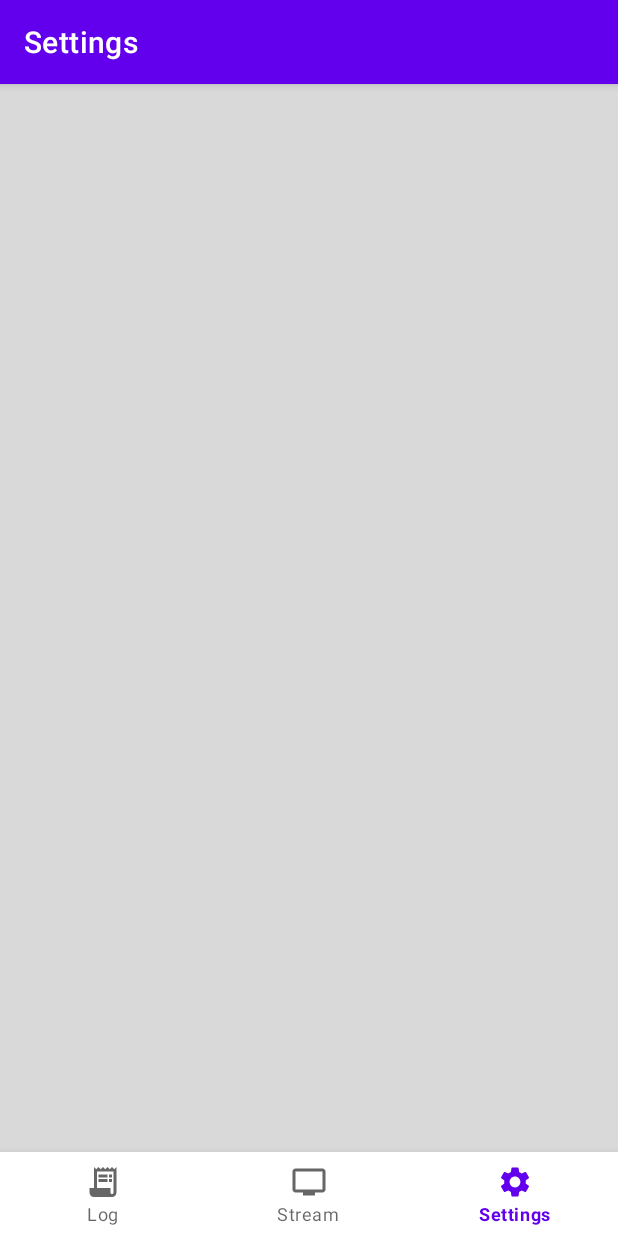
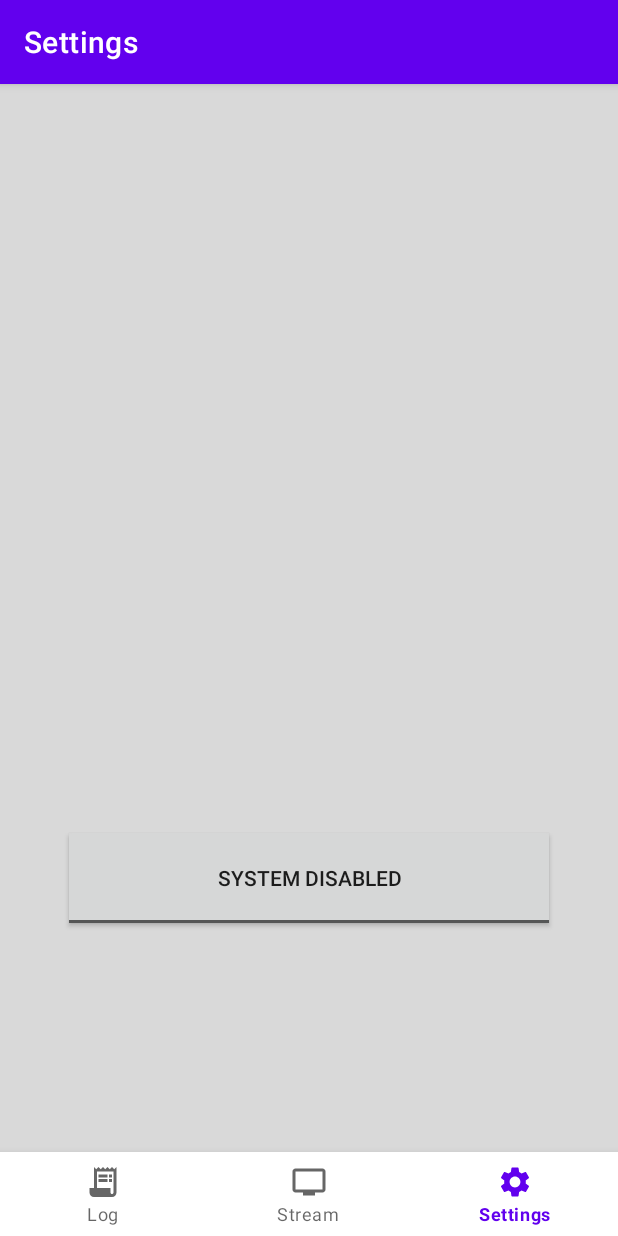
Before and after one commit to JonasPihl/SilentGuard_IOT23_G4-3, an Android app: the SettingsFragment screen opened through its navigation route, on a phone screen of 412 x 824 dp. Run offline under Robolectric (Android 15) with nearby library versions, the light colour scheme and no system bars; our stand-ins replace navigation-ui.

Commit message:
Fixed elements not showing correctly on Stream/Settings pages

```diff
--- a/face detection application/app/src/main/java/com/example/face_detection_application/ui/settings/SettingsFragment.java
+++ b/face detection application/app/src/main/java/com/example/face_detection_application/ui/settings/SettingsFragment.java
@@ -10,21 +10,21 @@ import androidx.annotation.NonNull;
 import androidx.fragment.app.Fragment;
 import androidx.lifecycle.ViewModelProvider;
 
-import com.example.face_detection_application.databinding.FragmentStreamBinding;
+import com.example.face_detection_application.databinding.FragmentSettingsBinding;
 
 public class SettingsFragment extends Fragment {
 
-    private FragmentStreamBinding binding;
+    private FragmentSettingsBinding binding;
 
     public View onCreateView(@NonNull LayoutInflater inflater,
                              ViewGroup container, Bundle savedInstanceState) {
         SettingsViewModel settingsViewModel =
                 new ViewModelProvider(this).get(SettingsViewModel.class);
 
-        binding = FragmentStreamBinding.inflate(inflater, container, false);
+        binding = FragmentSettingsBinding.inflate(inflater, container, false);
         View root = binding.getRoot();
 
-        final TextView textView = binding.textDashboard;
+        final TextView textView = binding.textNotifications;
         settingsViewModel.getText().observe(getViewLifecycleOwner(), textView::setText);
         return root;
     }
--- a/face detection application/app/src/main/res/layout/activity_main.xml
+++ b/face detection application/app/src/main/res/layout/activity_main.xml
@@ -1,6 +1,7 @@
 <?xml version="1.0" encoding="utf-8"?>
 <androidx.constraintlayout.widget.ConstraintLayout xmlns:android="http://schemas.android.com/apk/res/android"
     xmlns:app="http://schemas.android.com/apk/res-auto"
+    xmlns:tools="http://schemas.android.com/tools"
     android:id="@+id/container"
     android:layout_width="match_parent"
     android:layout_height="match_parent"
--- a/face detection application/app/src/main/res/layout/fragment_settings.xml
+++ b/face detection application/app/src/main/res/layout/fragment_settings.xml
@@ -4,7 +4,7 @@
     xmlns:tools="http://schemas.android.com/tools"
     android:layout_width="match_parent"
     android:layout_height="match_parent"
-    tools:context=".ui.log.LogFragment">
+    tools:context=".ui.settings.SettingsFragment">
 
     <TextView
         android:id="@+id/text_notifications"
@@ -20,5 +20,18 @@
         app:layout_constraintStart_toStartOf="parent"
         app:layout_constraintTop_toTopOf="parent" />
 
+    <ToggleButton
+        android:id="@+id/button"
+        android:layout_width="328dp"
+        android:layout_height="72dp"
 
+        android:textOn = "@string/system_enabled"
+        android:textOff = "@string/system_disabled"
+
+        app:layout_constraintBottom_toBottomOf="parent"
+        app:layout_constraintEnd_toEndOf="parent"
+        app:layout_constraintHorizontal_bias="0.498"
+        app:layout_constraintStart_toStartOf="parent"
+        app:layout_constraintTop_toTopOf="parent"
+        app:layout_constraintVertical_bias="0.771" />
 </androidx.constraintlayout.widget.ConstraintLayout>
--- a/face detection application/app/src/main/res/values/strings.xml
+++ b/face detection application/app/src/main/res/values/strings.xml
@@ -3,4 +3,6 @@
     <string name="title_log">Log</string>
     <string name="title_stream">Stream</string>
     <string name="title_settings">Settings</string>
+    <string name="system_disabled">System Disabled</string>
+    <string name="system_enabled">System Enabled</string>
 </resources>
```
